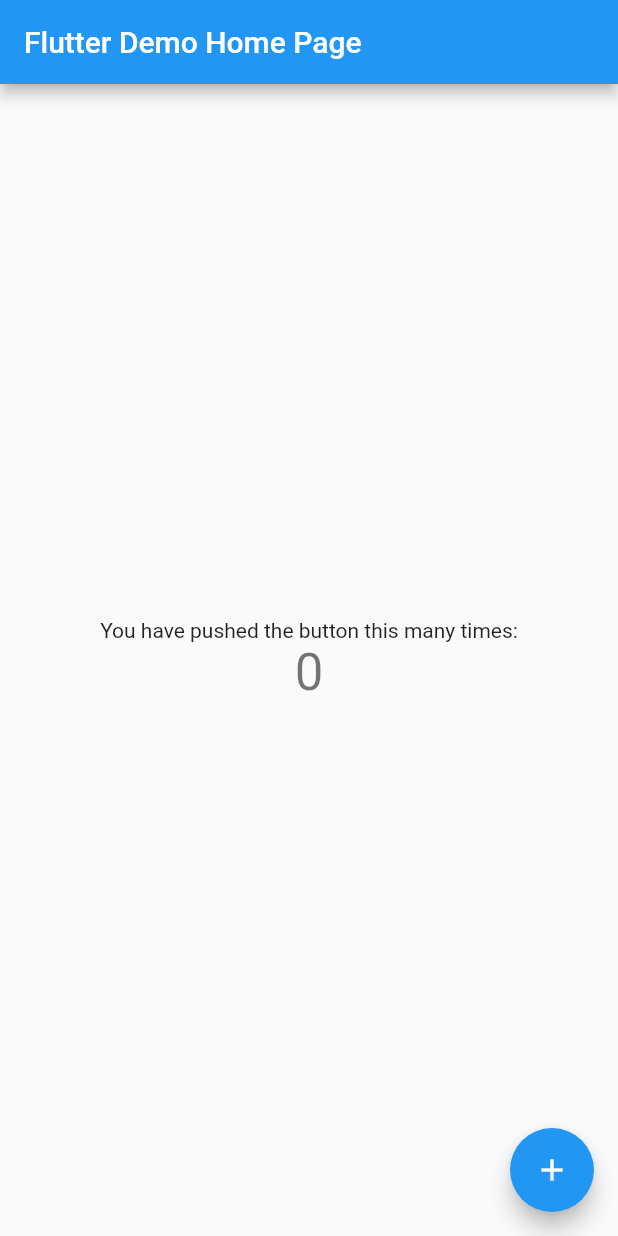
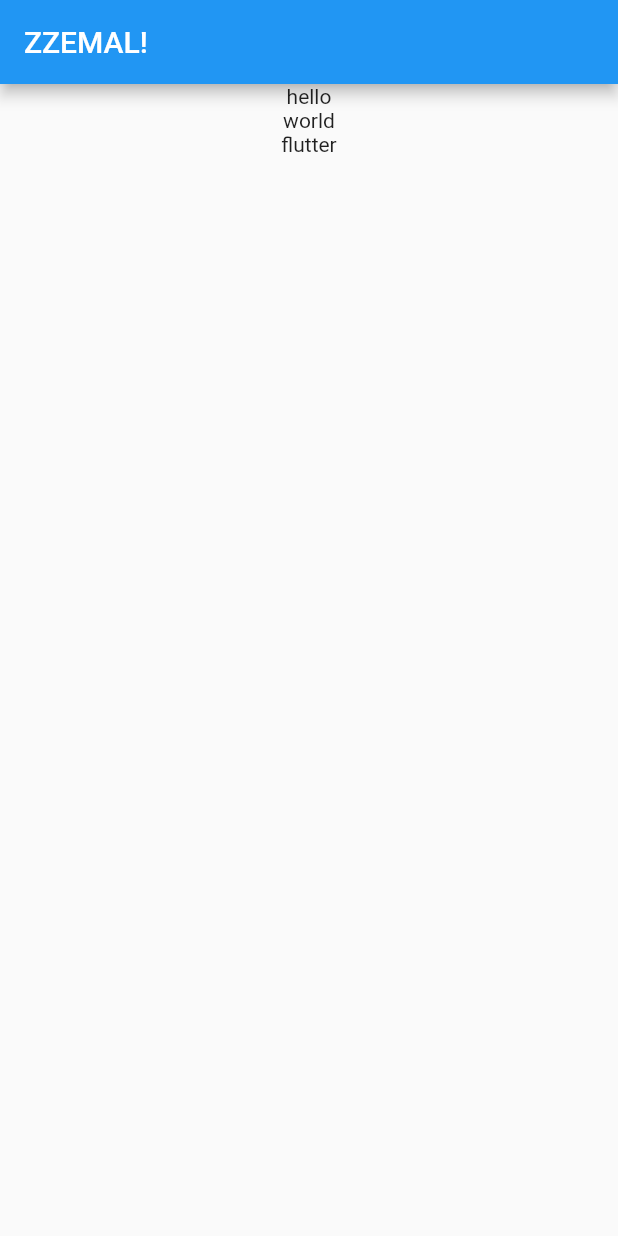
Before and after one commit to jh8057/zzemalapp, a Flutter app: the screen it shows after launch, on a phone screen of 412 x 824 dp. Run offline on Flutter 3.47's test engine with Material 2 defaults, Android fonts, the phone set to English and light mode, and no system bars.

Commit message:
flutter scaffold

```diff
--- a/lib/main.dart
+++ b/lib/main.dart
@@ -1,115 +1,33 @@
 import 'package:flutter/material.dart';
 
-void main() {
-  runApp(const MyApp());
-}
+void main() => runApp(const MyApp());
 
 class MyApp extends StatelessWidget {
   const MyApp({Key? key}) : super(key: key);
 
-  // This widget is the root of your application.
   @override
   Widget build(BuildContext context) {
     return MaterialApp(
-      title: 'Flutter Demo',
-      theme: ThemeData(
-        // This is the theme of your application.
-        //
-        // Try running your application with "flutter run". You'll see the
-        // application has a blue toolbar. Then, without quitting the app, try
-        // changing the primarySwatch below to Colors.green and then invoke
-        // "hot reload" (press "r" in the console where you ran "flutter run",
-        // or simply save your changes to "hot reload" in a Flutter IDE).
-        // Notice that the counter didn't reset back to zero; the application
-        // is not restarted.
-        primarySwatch: Colors.blue,
-      ),
-      home: const MyHomePage(title: 'Flutter Demo Home Page'),
+      title: 'zzemalApp',
+      theme: ThemeData(primarySwatch: Colors.blue),
+      home: const MyHomePageApp(),
     );
   }
 }
 
-class MyHomePage extends StatefulWidget {
-  const MyHomePage({Key? key, required this.title}) : super(key: key);
-
-  // This widget is the home page of your application. It is stateful, meaning
-  // that it has a State object (defined below) that contains fields that affect
-  // how it looks.
-
-  // This class is the configuration for the state. It holds the values (in this
-  // case the title) provided by the parent (in this case the App widget) and
-  // used by the build method of the State. Fields in a Widget subclass are
-  // always marked "final".
-
-  final String title;
-
-  @override
-  State<MyHomePage> createState() => _MyHomePageState();
-}
-
-class _MyHomePageState extends State<MyHomePage> {
-  int _counter = 0;
-
-  void _incrementCounter() {
-    setState(() {
-      // This call to setState tells the Flutter framework that something has
-      // changed in this State, which causes it to rerun the build method below
-      // so that the display can reflect the updated values. If we changed
-      // _counter without calling setState(), then the build method would not be
-      // called again, and so nothing would appear to happen.
-      _counter++;
-    });
-  }
+class MyHomePageApp extends StatelessWidget {
+  const MyHomePageApp({Key? key}) : super(key: key);
 
   @override
   Widget build(BuildContext context) {
-    // This method is rerun every time setState is called, for instance as done
-    // by the _incrementCounter method above.
-    //
-    // The Flutter framework has been optimized to make rerunning build methods
-    // fast, so that you can just rebuild anything that needs updating rather
-    // than having to individually change instances of widgets.
     return Scaffold(
-      appBar: AppBar(
-        // Here we take the value from the MyHomePage object that was created by
-        // the App.build method, and use it to set our appbar title.
-        title: Text(widget.title),
-      ),
-      body: Center(
-        // Center is a layout widget. It takes a single child and positions it
-        // in the middle of the parent.
-        child: Column(
-          // Column is also a layout widget. It takes a list of children and
-          // arranges them vertically. By default, it sizes itself to fit its
-          // children horizontally, and tries to be as tall as its parent.
-          //
-          // Invoke "debug painting" (press "p" in the console, choose the
-          // "Toggle Debug Paint" action from the Flutter Inspector in Android
-          // Studio, or the "Toggle Debug Paint" command in Visual Studio Code)
-          // to see the wireframe for each widget.
-          //
-          // Column has various properties to control how it sizes itself and
-          // how it positions its children. Here we use mainAxisAlignment to
-          // center the children vertically; the main axis here is the vertical
-          // axis because Columns are vertical (the cross axis would be
-          // horizontal).
-          mainAxisAlignment: MainAxisAlignment.center,
-          children: <Widget>[
-            const Text(
-              'You have pushed the button this many times:',
-            ),
-            Text(
-              '$_counter',
-              style: Theme.of(context).textTheme.headline4,
-            ),
-          ],
-        ),
-      ),
-      floatingActionButton: FloatingActionButton(
-        onPressed: _incrementCounter,
-        tooltip: 'Increment',
-        child: const Icon(Icons.add),
-      ), // This trailing comma makes auto-formatting nicer for build methods.
-    );
+        appBar: AppBar(title: const Text('ZZEMAL!')),
+        body: Center(
+          child: Column(children: const <Widget>[
+            Text('hello'),
+            Text('world'),
+            Text('flutter')
+          ]),
+        ));
   }
 }
```
